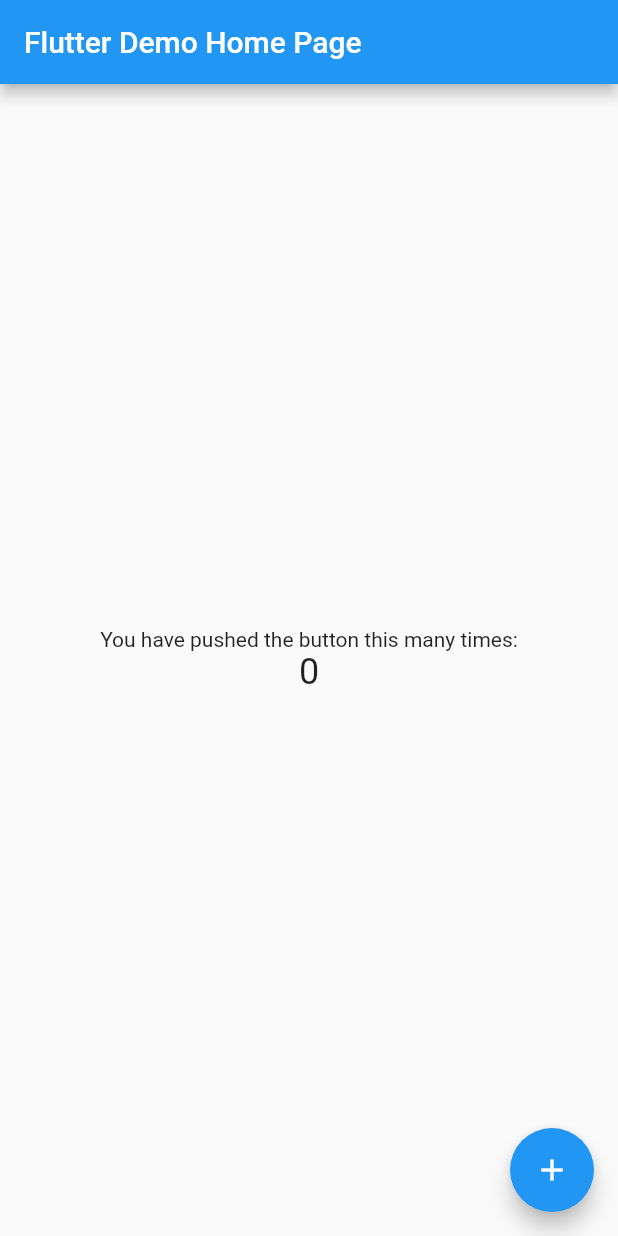
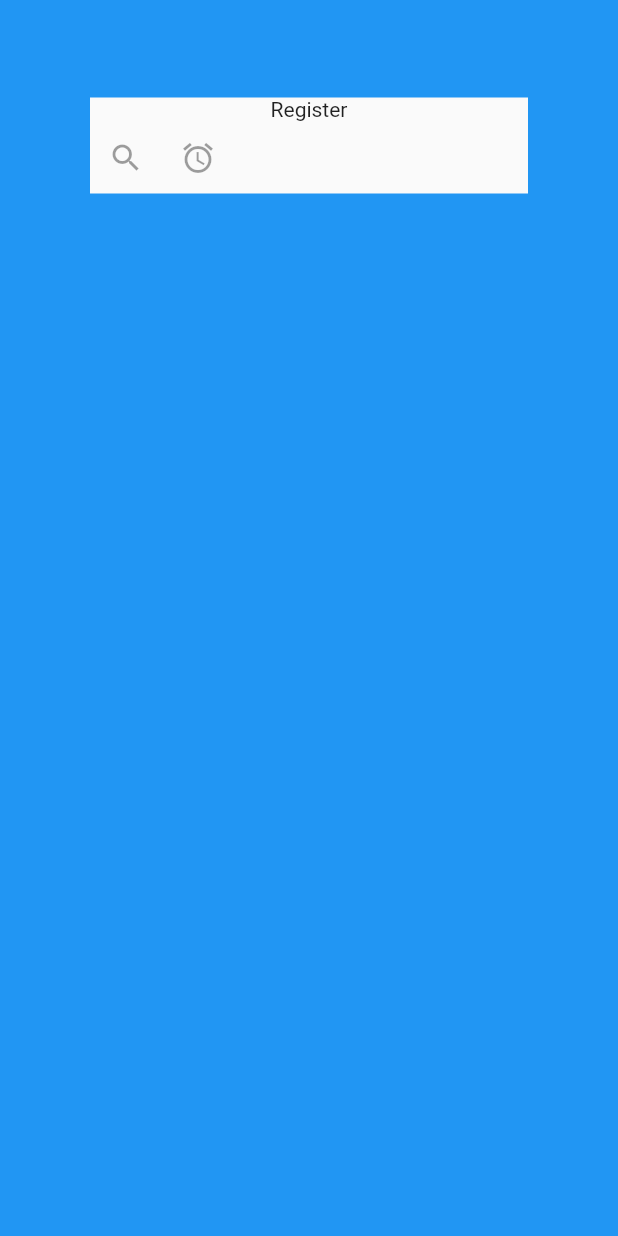
Before and after one commit to sona-dot/lep, a Flutter app: the screen it shows after launch, on a phone screen of 412 x 824 dp. Run offline on Flutter 3.47's test engine with Material 2 defaults, Android fonts, the phone set to English and light mode, and no system bars.

Commit message:
added simple class for Register screen and also configured playgrounds

```diff
--- a/lib/main.dart
+++ b/lib/main.dart
@@ -1,4 +1,5 @@
 import 'package:flutter/material.dart';
+import 'package:lep/screens/registerScreen.dart';
 
 void main() => runApp(MyApp());
 
@@ -20,92 +21,7 @@ class MyApp extends StatelessWidget {
         // is not restarted.
         primarySwatch: Colors.blue,
       ),
-      home: MyHomePage(title: 'Flutter Demo Home Page'),
+      home: RegisterScreen(),
     );
   }
 }
-
-class MyHomePage extends StatefulWidget {
-  MyHomePage({Key key, this.title}) : super(key: key);
-
-  // This widget is the home page of your application. It is stateful, meaning
-  // that it has a State object (defined below) that contains fields that affect
-  // how it looks.
-
-  // This class is the configuration for the state. It holds the values (in this
-  // case the title) provided by the parent (in this case the App widget) and
-  // used by the build method of the State. Fields in a Widget subclass are
-  // always marked "final".
-
-  final String title;
-
-  @override
-  _MyHomePageState createState() => _MyHomePageState();
-}
-
-class _MyHomePageState extends State<MyHomePage> {
-  int _counter = 0;
-
-  void _incrementCounter() {
-    setState(() {
-      // This call to setState tells the Flutter framework that something has
-      // changed in this State, which causes it to rerun the build method below
-      // so that the display can reflect the updated values. If we changed
-      // _counter without calling setState(), then the build method would not be
-      // called again, and so nothing would appear to happen.
-      _counter++;
-    });
-  }
-
-  @override
-  Widget build(BuildContext context) {
-    // This method is rerun every time setState is called, for instance as done
-    // by the _incrementCounter method above.
-    //
-    // The Flutter framework has been optimized to make rerunning build methods
-    // fast, so that you can just rebuild anything that needs updating rather
-    // than having to individually change instances of widgets.
-    return Scaffold(
-      appBar: AppBar(
-        // Here we take the value from the MyHomePage object that was created by
-        // the App.build method, and use it to set our appbar title.
-        title: Text(widget.title),
-      ),
-      body: Center(
-        // Center is a layout widget. It takes a single child and positions it
-        // in the middle of the parent.
-        child: Column(
-          // Column is also a layout widget. It takes a list of children and
-          // arranges them vertically. By default, it sizes itself to fit its
-          // children horizontally, and tries to be as tall as its parent.
-          //
-          // Invoke "debug painting" (press "p" in the console, choose the
-          // "Toggle Debug Paint" action from the Flutter Inspector in Android
-          // Studio, or the "Toggle Debug Paint" command in Visual Studio Code)
-          // to see the wireframe for each widget.
-          //
-          // Column has various properties to control how it sizes itself and
-          // how it positions its children. Here we use mainAxisAlignment to
-          // center the children vertically; the main axis here is the vertical
-          // axis because Columns are vertical (the cross axis would be
-          // horizontal).
-          mainAxisAlignment: MainAxisAlignment.center,
-          children: <Widget>[
-            Text(
-              'You have pushed the button this many times:',
-            ),
-            Text(
-              '$_counter',
-              style: Theme.of(context).textTheme.headline,
-            ),
-          ],
-        ),
-      ),
-      floatingActionButton: FloatingActionButton(
-        onPressed: _incrementCounter,
-        tooltip: 'Increment',
-        child: Icon(Icons.add),
-      ), // This trailing comma makes auto-formatting nicer for build methods.
-    );
-  }
-}
--- /dev/null
+++ b/lib/screens/registerScreen.dart
@@ -0,0 +1,41 @@
+import 'package:flutter/material.dart';
+
+class RegisterScreen extends StatelessWidget {
+
+  @override
+  Widget build(BuildContext context) {
+    return Container(
+      padding: const EdgeInsetsDirectional.fromSTEB(60.0, 65.0, 60.0, 104.0),
+      decoration: BoxDecoration(color: Colors.blue[500]),
+      // Row is a horizontal, linear layout.
+      child: Center(
+        child: Column(
+        children: <Widget>[
+          Material (
+            child: Column(
+              children: <Widget>[
+                Text("Register"
+                ),
+                Row (
+                  children: <Widget>[
+                    IconButton(
+                      icon: Icon(Icons.search),
+                      tooltip: 'Facebook',
+                      onPressed: null,
+                    ),
+                    IconButton(
+                      icon: Icon(Icons.access_alarm),
+                      tooltip: 'Gmail',
+                      onPressed: null,
+                    ),
+                  ],
+                )
+              ],
+            ),
+          )
+        ]
+      ),
+    ),
+    );
+  }
+}
```
Also changed, not shown: lib/playground/exampleFromTutorial.dart (added, +70 -0 lines).
